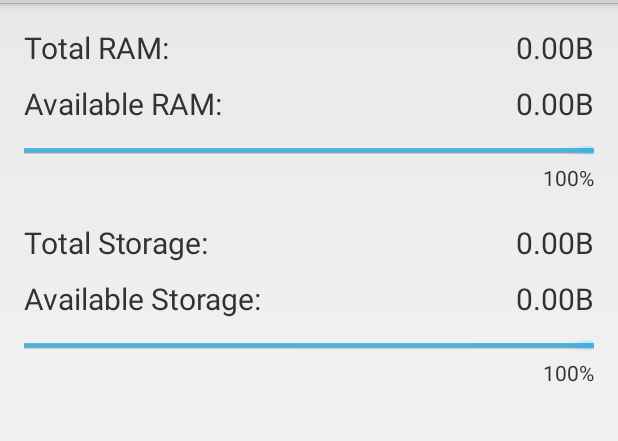
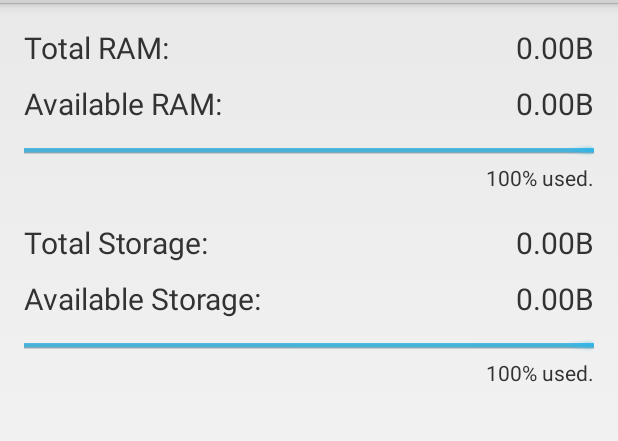
Before and after one commit to yshrsmz/HoloSysinfoWidgetProject, an Android app: the screen it shows after launch (MainActivity), on a phone screen of 412 x 824 dp, the part 69-510 px from its top. Run offline under Robolectric (Android 15) with nearby library versions, the phone set to English and light mode, and no system bars.

Commit message:
make percentage more understandable

```diff
--- a/HoloSysinfoWidget/src/main/res/layout/fragment_main.xml
+++ b/HoloSysinfoWidget/src/main/res/layout/fragment_main.xml
@@ -65,12 +65,27 @@
         android:progress="50"
         style="?android:progressBarStyleHorizontal"/>
 
+    <LinearLayout
+        android:layout_width="match_parent"
+        android:layout_height="wrap_content"
+        android:orientation="horizontal">
+
         <TextView
             android:id="@+id/var_ram_percentage"
             android:layout_width="match_parent"
             android:layout_height="wrap_content"
             android:text="@string/placeholder_ram_percentage"
+            android:layout_weight="1"
             android:gravity="right"/>
+
+        <TextView
+            android:layout_width="wrap_content"
+            android:layout_height="wrap_content"
+            android:text="@string/lbl_memory_used"/>
+
+        </LinearLayout>
+
+
 
 
     <!-- Storage info -->
@@ -131,12 +146,27 @@
         android:progress="50"
         style="?android:progressBarStyleHorizontal"/>
 
+    <LinearLayout
+        android:layout_width="match_parent"
+        android:layout_height="wrap_content"
+        android:orientation="horizontal">
+
         <TextView
             android:id="@+id/var_storage_percentage"
             android:layout_width="match_parent"
             android:layout_height="wrap_content"
             android:text="@string/placeholder_storage_percentage"
+            android:layout_weight="1"
             android:gravity="right"/>
+
+        <TextView
+            android:layout_width="wrap_content"
+            android:layout_height="wrap_content"
+            android:text="@string/lbl_memory_used"/>
+
+    </LinearLayout>
+
+
 
 
 </LinearLayout>
--- a/HoloSysinfoWidget/src/main/res/values/strings.xml
+++ b/HoloSysinfoWidget/src/main/res/values/strings.xml
@@ -17,4 +17,6 @@
     <string name="placeholder_ram_percentage">XX%</string>
     <string name="placeholder_storage">X.XXGB</string>
     <string name="placeholder_storage_percentage">XX%</string>
+
+    <string name="lbl_memory_used">&#160;used.</string>
 </resources>
```
Lines whose indentation alone changed are shown as unchanged.
